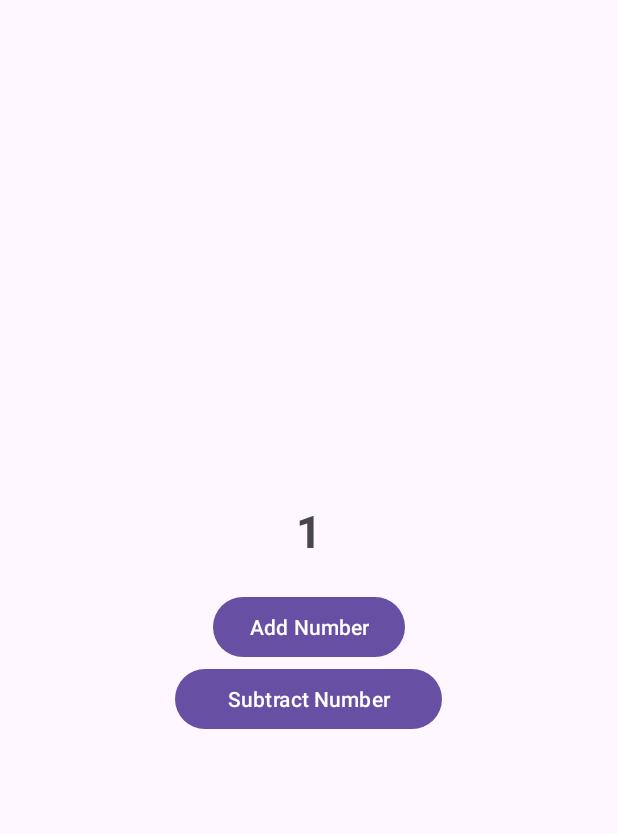
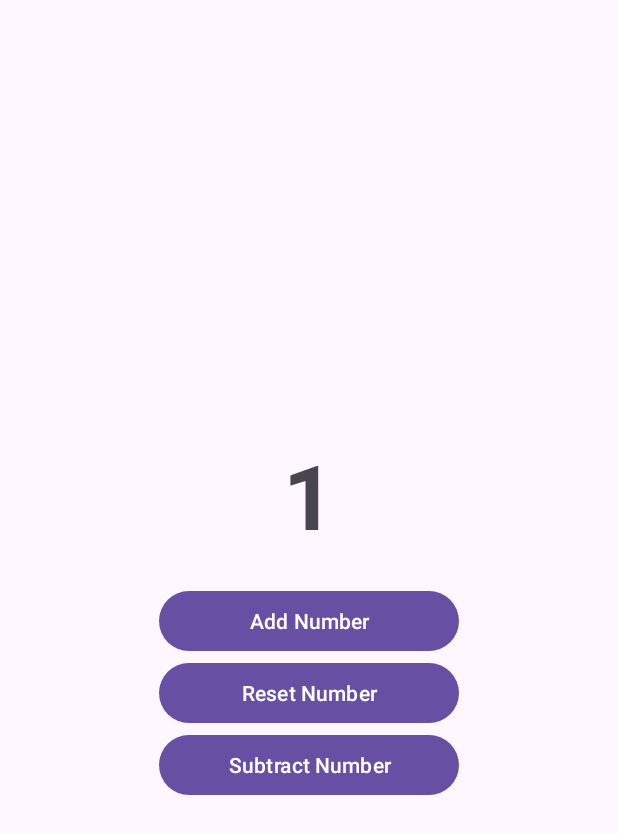
Before and after one commit to SahrulAroel/AplikasiKotlinAndroid, an Android app: the screen it shows after launch (MainActivity), on a phone screen of 412 x 824 dp. Shown: the top 834 px of the screen. Run offline under Robolectric (Android 15) with nearby library versions, the phone set to English and light mode, and no system bars.

Commit message:
First Commit

```diff
--- a/app/build.gradle.kts
+++ b/app/build.gradle.kts
@@ -33,6 +33,9 @@ android {
     kotlinOptions {
         jvmTarget = "1.8"
     }
+    buildFeatures {
+        viewBinding = true
+    }
 }
 
 dependencies {
--- a/app/src/main/java/com/example/takngaruh/MainActivity.kt
+++ b/app/src/main/java/com/example/takngaruh/MainActivity.kt
@@ -9,12 +9,15 @@ class MainActivity : AppCompatActivity() {
     private lateinit var tvCounter: TextView
     private lateinit var btnAddNumber: Button
     private lateinit var SubtractButton: Button
+    private lateinit var btnReset: Button
     override fun onCreate(savedInstanceState: Bundle?) {
         super.onCreate(savedInstanceState)
-        setContentView(R.layout.activity_main)
+        setContentView(R.layout.activity_main) //Layout Binding
+        //ViewBinding
         tvCounter = findViewById(R.id.tvCounter)
         btnAddNumber = findViewById(R.id.btnAddNumber)
         SubtractButton = findViewById(R.id.SubtractButton)
+        btnReset = findViewById(R.id.btnReset)
         tvCounter.text = "1"
     }
     fun addNumber(v: View){
@@ -27,4 +30,7 @@ class MainActivity : AppCompatActivity() {
         val nextVal = currVal - 1
         tvCounter.text = nextVal.toString()
     }
+    fun resetNumber(v: View){
+        tvCounter.text = "0"
+    }
 }
--- a/app/src/main/res/layout/activity_main.xml
+++ b/app/src/main/res/layout/activity_main.xml
@@ -12,20 +12,28 @@
         android:layout_height="wrap_content"
         android:text="@string/number"
         android:textAlignment="center"
-        android:textSize="30sp"
+        android:textSize="60sp"
         android:textStyle="bold" />
+
     <Button
         android:id="@+id/btnAddNumber"
-        android:layout_width="wrap_content"
+        android:layout_width="200dp"
         android:layout_height="wrap_content"
         android:layout_marginTop="20dp"
 
-        android:text="@string/add_number"
-        android:onClick="addNumber"/>
+        android:onClick="addNumber"
+        android:text="@string/add_number" />
+
+    <Button
+        android:id="@+id/btnReset"
+        android:layout_width="200dp"
+        android:layout_height="wrap_content"
+        android:text="@string/reset_number"
+        android:onClick="resetNumber"/>
 
     <Button
         android:id="@+id/SubtractButton"
-        android:layout_width="178dp"
+        android:layout_width="200dp"
         android:layout_height="wrap_content"
         android:text="@string/substract_number"
         android:onClick="substNumber"/>
--- a/app/src/main/res/values/strings.xml
+++ b/app/src/main/res/values/strings.xml
@@ -4,4 +4,5 @@
 
     <string name="add_number">Add Number</string>
     <string name="substract_number">Subtract Number</string>
+    <string name="reset_number">Reset Number</string>
 </resources>
```
